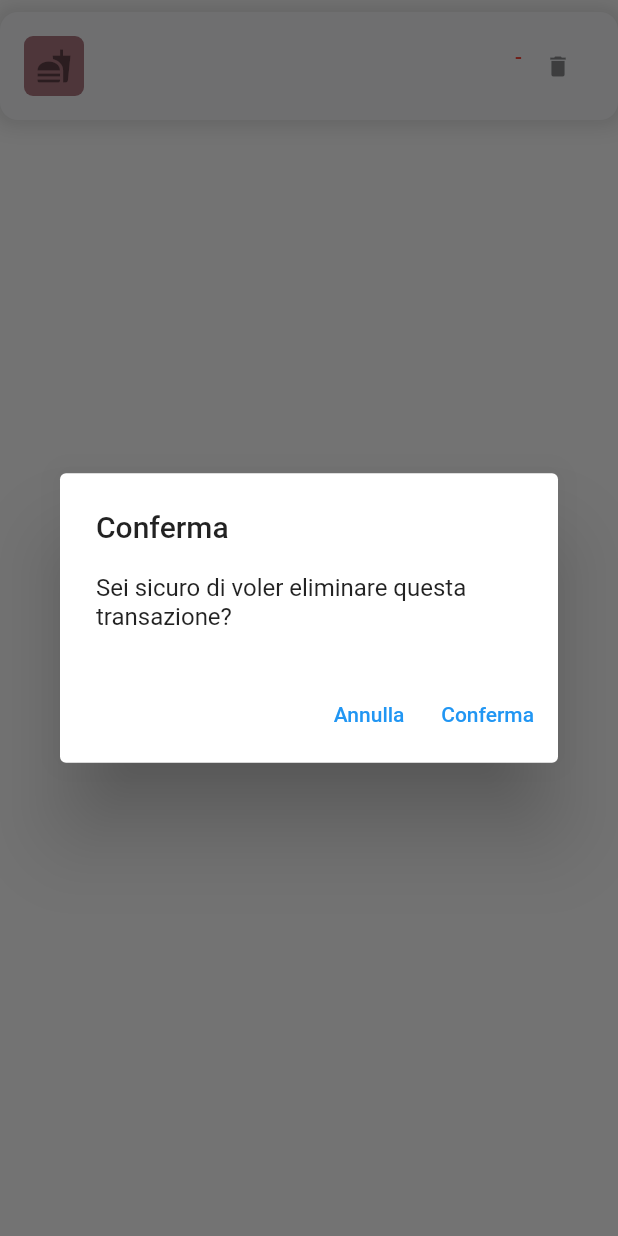
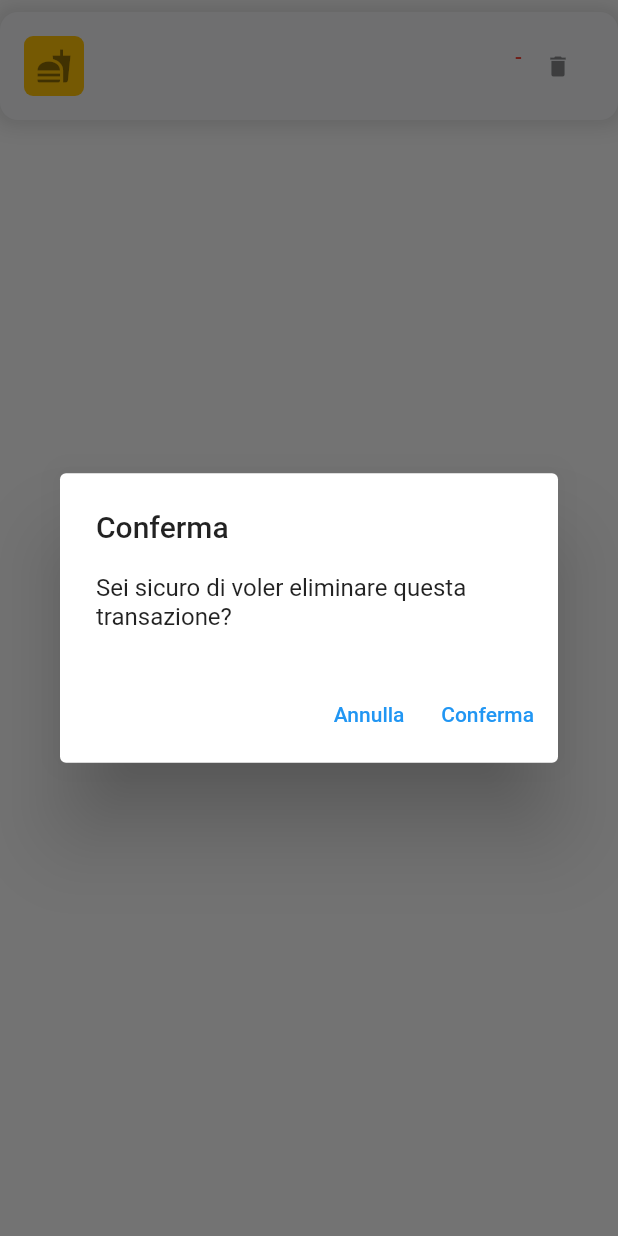
Before and after one commit to Michelangelo00/flutter-projects, a Flutter app: the TransictionItemTitle widget shown alone on an empty page, opened directly with empty values, after a tap on the "delete" icon, on a phone screen of 412 x 824 dp. Run offline on Flutter 3.47's test engine with Material 2 defaults, Android fonts, the phone set to English and light mode, and no system bars; our stand-ins replace sqflite; accounts and stored records are empty.

Commit message:
15:26 - 31/08/2023

```diff
--- a/moneymanagerapp/lib/widget/transiction_item_title.dart
+++ b/moneymanagerapp/lib/widget/transiction_item_title.dart
@@ -53,8 +53,24 @@ class _TransictionItemTitleState extends State<TransictionItemTitle> {
     }
   }
 
-  Color getRandomBgColor() {
-    return Color(Random().nextInt(0xFF000000));
+  Color getRandomBgColor(ItemCategoryType categoryType) {
+    switch (categoryType) {
+      case ItemCategoryType.cibo:
+        return Colors.amber;
+      case ItemCategoryType.svago:
+        return Colors.lightGreenAccent;
+      case ItemCategoryType.vestiario:
+        return Colors.lightBlueAccent;
+      case ItemCategoryType.sport:
+        return Colors.deepPurpleAccent;
+      case ItemCategoryType.macchina:
+        return const Color(0xFF8D6E63);
+      case ItemCategoryType.altro:
+        return Colors.deepOrangeAccent;
+      case ItemCategoryType.none:
+      default:
+        return Colors.grey;
+    }
   }
 
   @override
@@ -75,7 +91,7 @@ class _TransictionItemTitleState extends State<TransictionItemTitle> {
         leading: Container(
             padding: const EdgeInsets.all(defaultSpacing / 2),
             decoration: BoxDecoration(
-                color: getRandomBgColor(),
+                color: getRandomBgColor(widget.transaction.categoryType),
                 borderRadius:
                     const BorderRadius.all(Radius.circular(defaultRadius / 2))),
             child: getIconForCategory(widget.transaction.categoryType)),
```
